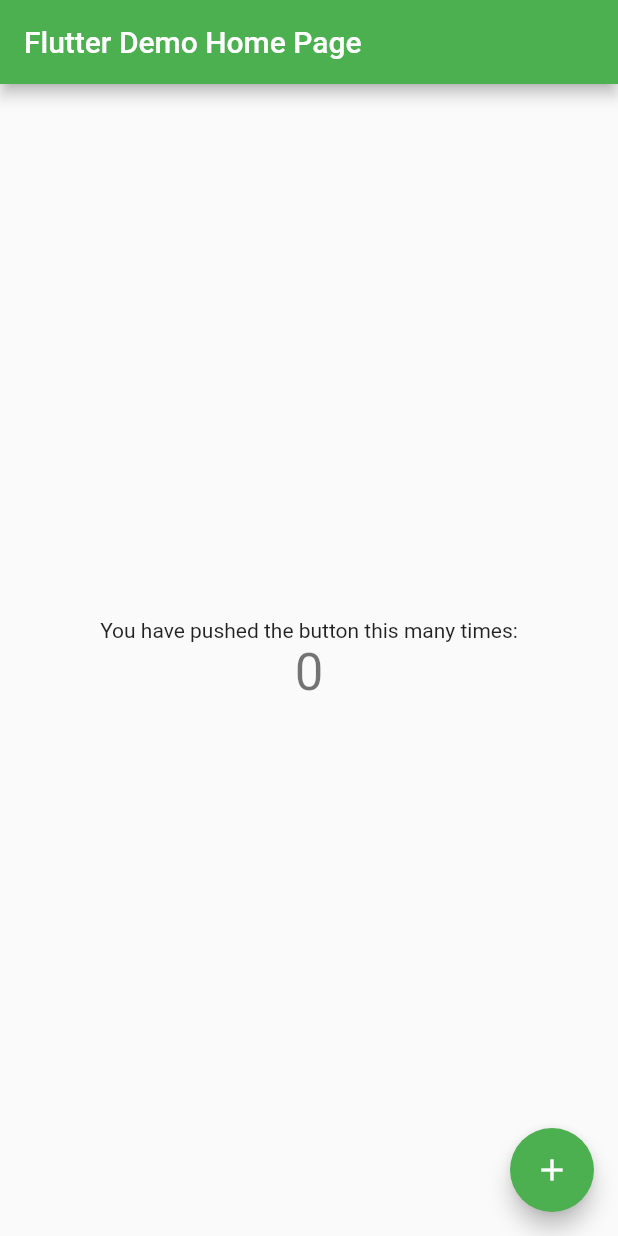
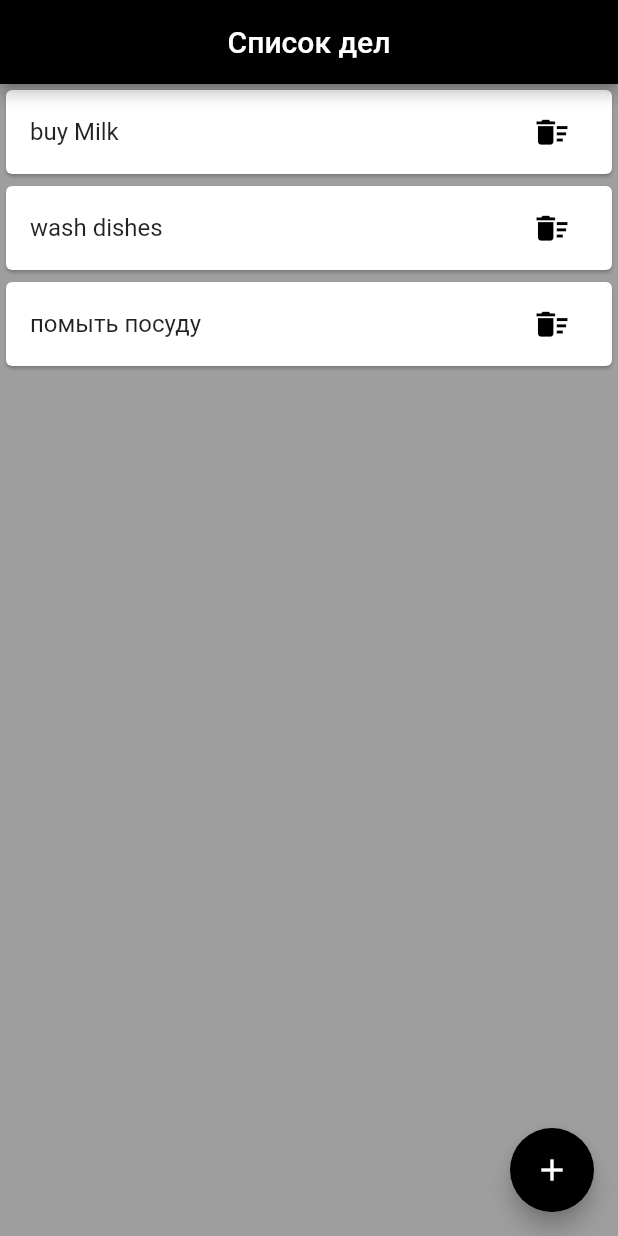
Before and after one commit to YanBocharov/FlutterToDo, a Flutter app: the screen it shows after launch, on a phone screen of 412 x 824 dp. Run offline on Flutter 3.47's test engine with Material 2 defaults, Android fonts, the phone set to English and light mode, and no system bars.

Commit message:
ToDo stage 1 is done

```diff
--- a/lib/main.dart
+++ b/lib/main.dart
@@ -1,115 +1,9 @@
 import 'package:flutter/material.dart';
+import 'package:flutter_todo/pages/home.dart';
 
-void main() {
-  runApp(const MyApp());
-}
-
-class MyApp extends StatelessWidget {
-  const MyApp({super.key});
-
-  // This widget is the root of your application.
-  @override
-  Widget build(BuildContext context) {
-    return MaterialApp(
-      title: 'Flutter Demo',
-      theme: ThemeData(
-        // This is the theme of your application.
-        //
-        // Try running your application with "flutter run". You'll see the
-        // application has a blue toolbar. Then, without quitting the app, try
-        // changing the primarySwatch below to Colors.green and then invoke
-        // "hot reload" (press "r" in the console where you ran "flutter run",
-        // or simply save your changes to "hot reload" in a Flutter IDE).
-        // Notice that the counter didn't reset back to zero; the application
-        // is not restarted.
-        primarySwatch: Colors.green,
-      ),
-      home: const MyHomePage(title: 'Flutter Demo Home Page'),
-    );
-  }
-}
-
-class MyHomePage extends StatefulWidget {
-  const MyHomePage({super.key, required this.title});
-
-  // This widget is the home page of your application. It is stateful, meaning
-  // that it has a State object (defined below) that contains fields that affect
-  // how it looks.
-
-  // This class is the configuration for the state. It holds the values (in this
-  // case the title) provided by the parent (in this case the App widget) and
-  // used by the build method of the State. Fields in a Widget subclass are
-  // always marked "final".
-
-  final String title;
-
-  @override
-  State<MyHomePage> createState() => _MyHomePageState();
-}
-
-class _MyHomePageState extends State<MyHomePage> {
-  int _counter = 0;
-
-  void _incrementCounter() {
-    setState(() {
-      // This call to setState tells the Flutter framework that something has
-      // changed in this State, which causes it to rerun the build method below
-      // so that the display can reflect the updated values. If we changed
-      // _counter without calling setState(), then the build method would not be
-      // called again, and so nothing would appear to happen.
-      _counter++;
-    });
-  }
-
-  @override
-  Widget build(BuildContext context) {
-    // This method is rerun every time setState is called, for instance as done
-    // by the _incrementCounter method above.
-    //
-    // The Flutter framework has been optimized to make rerunning build methods
-    // fast, so that you can just rebuild anything that needs updating rather
-    // than having to individually change instances of widgets.
-    return Scaffold(
-      appBar: AppBar(
-        // Here we take the value from the MyHomePage object that was created by
-        // the App.build method, and use it to set our appbar title.
-        title: Text(widget.title),
-      ),
-      body: Center(
-        // Center is a layout widget. It takes a single child and positions it
-        // in the middle of the parent.
-        child: Column(
-          // Column is also a layout widget. It takes a list of children and
-          // arranges them vertically. By default, it sizes itself to fit its
-          // children horizontally, and tries to be as tall as its parent.
-          //
-          // Invoke "debug painting" (press "p" in the console, choose the
-          // "Toggle Debug Paint" action from the Flutter Inspector in Android
-          // Studio, or the "Toggle Debug Paint" command in Visual Studio Code)
-          // to see the wireframe for each widget.
-          //
-          // Column has various properties to control how it sizes itself and
-          // how it positions its children. Here we use mainAxisAlignment to
-          // center the children vertically; the main axis here is the vertical
-          // axis because Columns are vertical (the cross axis would be
-          // horizontal).
-          mainAxisAlignment: MainAxisAlignment.center,
-          children: <Widget>[
-            const Text(
-              'You have pushed the button this many times:',
-            ),
-            Text(
-              '$_counter',
-              style: Theme.of(context).textTheme.headline4,
-            ),
-          ],
-        ),
-      ),
-      floatingActionButton: FloatingActionButton(
-        onPressed: _incrementCounter,
-        tooltip: 'Increment',
-        child: const Icon(Icons.add),
-      ), // This trailing comma makes auto-formatting nicer for build methods.
-    );
-  }
-}
+void main() => runApp(MaterialApp(
+  theme: ThemeData(
+      primaryColor: Colors.black
+  ),
+  home: Home(),
+));
--- /dev/null
+++ b/lib/pages/home.dart
@@ -0,0 +1,95 @@
+import 'package:flutter/material.dart';
+
+class Home extends StatefulWidget {
+  const Home({Key? key}) : super(key: key);
+
+  @override
+  State<Home> createState() => _HomeState();
+}
+
+class _HomeState extends State<Home> {
+
+  String? _userToDo;
+  List todoList = [];
+
+  @override
+  void initState() {
+    // TODO: implement initState
+    super.initState();
+
+    todoList.addAll(['buy Milk', 'wash dishes', 'помыть посуду']);
+  }
+
+  @override
+  Widget build(BuildContext context) {
+    return Scaffold(
+      backgroundColor: Colors.grey,
+      appBar: AppBar(
+        title: Text('Список дел'),
+        centerTitle: true,
+        backgroundColor: Colors.black,
+      ),
+      body: ListView.builder(
+          itemCount: todoList.length,
+          itemBuilder: (BuildContext context , int index) {
+            return Dismissible(
+                key: Key(todoList[index]),
+                child: Card(
+                  child: ListTile(
+                    title: Text(todoList[index]),
+                    trailing: IconButton(
+                      icon: const Icon(Icons.delete_sweep),
+                      color: Colors.black,
+                      onPressed: () {
+                        setState(() {
+                          todoList.removeAt(index);
+                        });
+                      },
+                      iconSize: 25,
+                    ),
+                  ),
+                ),
+              onDismissed: (direction) {
+                  // if(direction == DismissDirection.)
+                setState(() {
+                  todoList.removeAt(index);
+                });
+              },
+            );
+          }
+      ),
+      floatingActionButton: FloatingActionButton(
+        onPressed: () {
+          showDialog(context: context, builder: (BuildContext context) {
+            return AlertDialog(
+              title: Text('Добавить элемент'),
+              content: TextField(
+                onChanged: (String value) {
+                  _userToDo = value;
+                },
+              ),
+              actions: [
+                ElevatedButton(
+                  style: ElevatedButton.styleFrom(primary: Colors.black),
+                  onPressed: () {
+                  setState(() {
+                    todoList.add(_userToDo);
+                  });
+
+                  Navigator.of(context).pop();
+                },
+                    child: Text('Добавить'),
+                ),
+              ],
+            );
+          });
+        },
+        backgroundColor: Colors.black,
+        child: Icon(
+          Icons.add,
+          color: Colors.white,
+        ),
+      ),
+    );
+  }
+}
```
Also changed, not shown: 1 other file.
